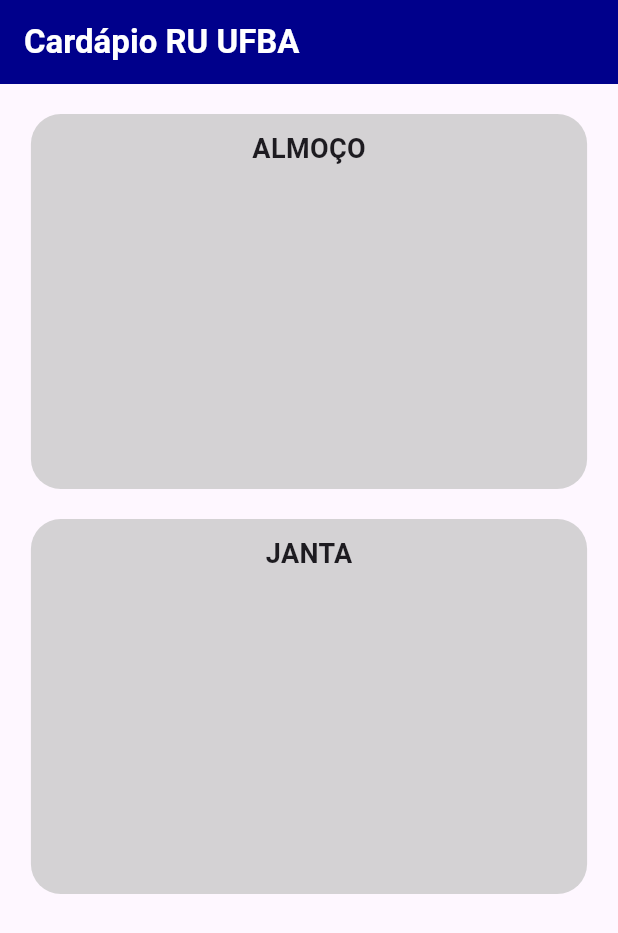
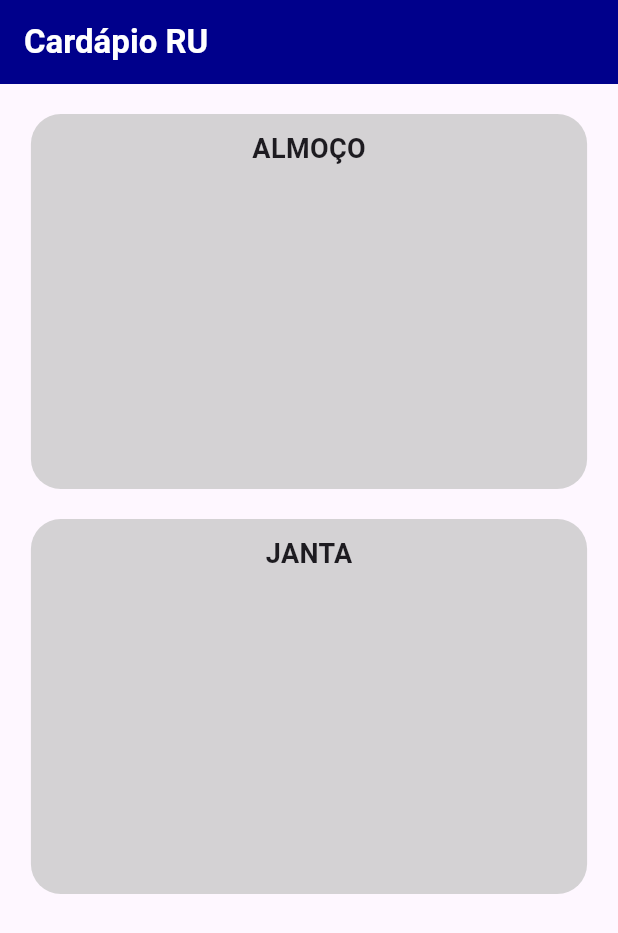
Before and after one commit to nsllongo/cardapioru, a Flutter app: the screen it shows after launch, on a phone screen of 412 x 824 dp. Shown: the top 933 px of the screen. Run offline on Flutter 3.47's test engine with Material 3 defaults, Android fonts, the light colour scheme and no system bars.

Commit message:
Troca Column por ListView

```diff
--- a/lib/pages/home_page.dart
+++ b/lib/pages/home_page.dart
@@ -14,15 +14,14 @@
     return SafeArea(
       child: Scaffold(
         appBar: AppBar(
-          title: const Text('Cardápio RU UFBA',
+          title: const Text('Cardápio RU',
               style:
                   TextStyle(color: Colors.white, fontWeight: FontWeight.bold)),
           backgroundColor: const Color(0xFF00008B),
         ),
         body: SizedBox(
           width: double.infinity,
-          child:
-              Column(crossAxisAlignment: CrossAxisAlignment.center, children: [
+          child: ListView(children: [
             const SizedBox(
               height: 20,
             ),
```
